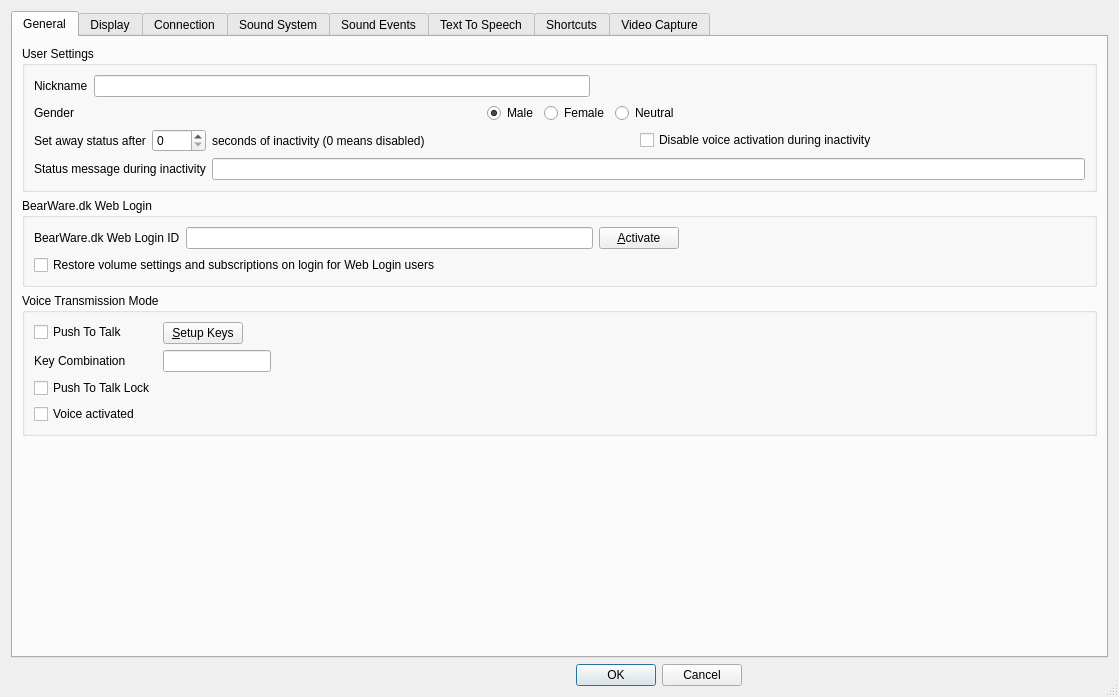
Qt form Client/qtTeamTalk/preferences.ui (BearWare/TeamTalk5) before a commit.
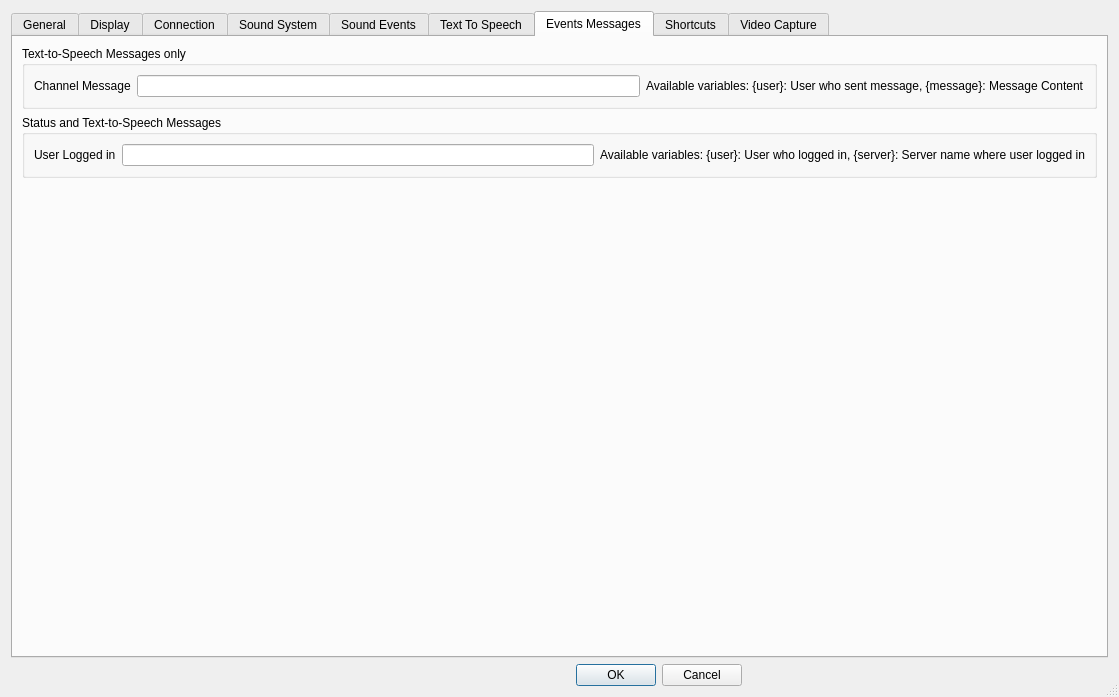
The same form after that commit. The open tabs and pages were chosen to show the change. Icons and pictures are not drawn. Custom widgets are drawn as their Qt base class.

Commit message: WIP: Ability to customize some messages to test feature

Diff of the .ui file:
```diff
--- a/Client/qtTeamTalk/preferences.ui
+++ b/Client/qtTeamTalk/preferences.ui
@@ -2414,6 +2414,106 @@
        </item>
       </layout>
      </widget>
+     <widget class="QWidget" name="eventsMsgTab">
+      <attribute name="title">
+       <string>Events Messages</string>
+      </attribute>
+      <layout class="QVBoxLayout" name="verticalLayout_8">
+       <item>
+        <widget class="QGroupBox" name="ttsmsg_groupbox">
+         <property name="title">
+          <string>Text-to-Speech Messages only</string>
+         </property>
+         <layout class="QVBoxLayout" name="verticalLayout_20">
+          <item>
+           <layout class="QHBoxLayout" name="horizontalLayout_29">
+            <item>
+             <layout class="QGridLayout" name="gridLayout_9">
+              <item row="0" column="0">
+               <widget class="QLabel" name="ttsmsg_chanmsgLabel">
+                <property name="text">
+                 <string>Channel Message</string>
+                </property>
+                <property name="buddy">
+                 <cstring>ttsmsg_chanmsgEdit</cstring>
+                </property>
+               </widget>
+              </item>
+              <item row="0" column="1">
+               <widget class="QLineEdit" name="ttsmsg_chanmsgEdit"/>
+              </item>
+              <item row="0" column="2">
+               <widget class="QLabel" name="ttsmsg_chanmsgVarLabel">
+                <property name="text">
+                 <string>Available variables: {user}: User who sent message, {message}: Message Content</string>
+                </property>
+                <property name="textInteractionFlags">
+                 <set>Qt::TextBrowserInteraction|Qt::TextSelectableByKeyboard</set>
+                </property>
+               </widget>
+              </item>
+             </layout>
+            </item>
+           </layout>
+          </item>
+         </layout>
+        </widget>
+       </item>
+       <item>
+        <widget class="QGroupBox" name="statusmsg_groupbox">
+         <property name="title">
+          <string>Status and Text-to-Speech Messages</string>
+         </property>
+         <layout class="QVBoxLayout" name="verticalLayout_21">
+          <item>
+           <layout class="QHBoxLayout" name="horizontalLayout_30">
+            <item>
+             <layout class="QGridLayout" name="gridLayout_10">
+              <item row="0" column="0">
+               <widget class="QLabel" name="statusmsg_userloggedinLabel">
+                <property name="text">
+                 <string>User Logged in</string>
+                </property>
+                <property name="buddy">
+                 <cstring>statusmsg_userloggedinEdit</cstring>
+                </property>
+               </widget>
+              </item>
+              <item row="0" column="1">
+               <widget class="QLineEdit" name="statusmsg_userloggedinEdit"/>
+              </item>
+              <item row="0" column="2">
+               <widget class="QLabel" name="statusmsg_userLoggedInVarLabel">
+                <property name="text">
+                 <string>Available variables: {user}: User who logged in, {server}: Server name where user logged in</string>
+                </property>
+                <property name="textInteractionFlags">
+                 <set>Qt::TextBrowserInteraction|Qt::TextSelectableByKeyboard</set>
+                </property>
+               </widget>
+              </item>
+             </layout>
+            </item>
+           </layout>
+          </item>
+         </layout>
+        </widget>
+       </item>
+       <item>
+        <spacer name="verticalSpacer_12">
+         <property name="orientation">
+          <enum>Qt::Vertical</enum>
+         </property>
+         <property name="sizeHint" stdset="0">
+          <size>
+           <width>20</width>
+           <height>40</height>
+          </size>
+         </property>
+        </spacer>
+       </item>
+      </layout>
+     </widget>
      <widget class="QWidget" name="shortcutsTab">
       <attribute name="title">
        <string>Shortcuts</string>
```
Left out of the diff: 7 changed lines with no effect on the pictures. The commit also changes 5 other files.
